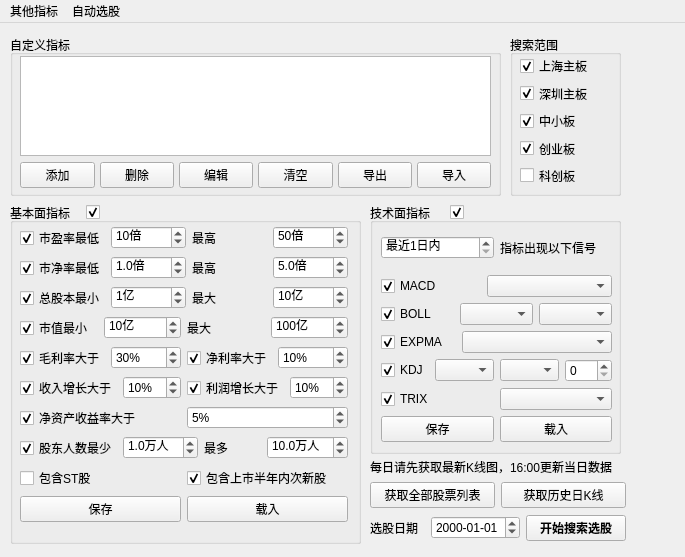
victor647/QuantumStockTrade, file QtDesign/StockFinder.ui: the form before one commit.
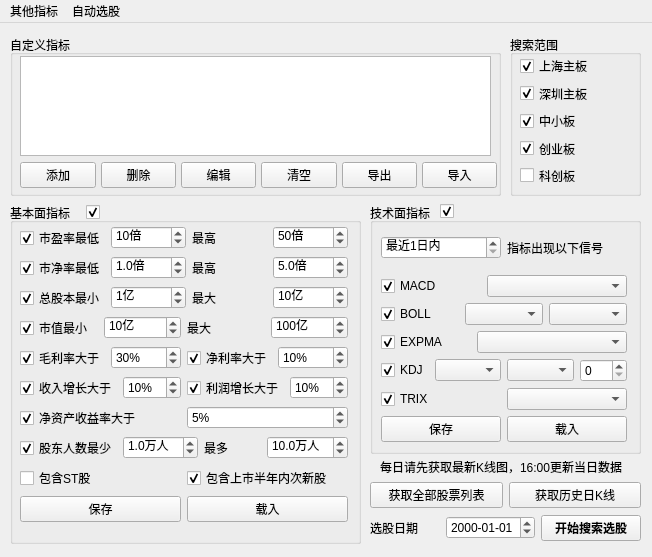
The form after the commit.

Patch:
```diff
--- a/QtDesign/StockFinder.ui
+++ b/QtDesign/StockFinder.ui
@@ -6,7 +6,7 @@
    <rect>
     <x>0</x>
     <y>0</y>
-    <width>685</width>
+    <width>652</width>
     <height>557</height>
    </rect>
   </property>
@@ -19,7 +19,7 @@
      <rect>
       <x>510</x>
       <y>12</y>
-      <width>111</width>
+      <width>131</width>
       <height>161</height>
      </rect>
     </property>
@@ -167,7 +167,7 @@
       <rect>
        <x>10</x>
        <y>127</y>
-       <width>471</width>
+       <width>477</width>
        <height>27</height>
       </rect>
      </property>
@@ -923,7 +923,7 @@
      <rect>
       <x>370</x>
       <y>180</y>
-      <width>251</width>
+      <width>271</width>
       <height>251</height>
      </rect>
     </property>
@@ -940,7 +940,7 @@
       <rect>
        <x>11</x>
        <y>24</y>
-       <width>231</width>
+       <width>246</width>
        <height>215</height>
       </rect>
      </property>
@@ -1149,8 +1149,8 @@
    <widget class="QCheckBox" name="cbxTechnicalCriteriasEnabled">
     <property name="geometry">
      <rect>
-      <x>450</x>
-      <y>181</y>
+      <x>440</x>
+      <y>180</y>
       <width>21</width>
       <height>16</height>
      </rect>
@@ -1193,7 +1193,7 @@
    <widget class="QLabel" name="lblGetStockReminder">
     <property name="geometry">
      <rect>
-      <x>370</x>
+      <x>380</x>
       <y>431</y>
       <width>243</width>
       <height>25</height>
@@ -1214,7 +1214,7 @@
      <rect>
       <x>370</x>
       <y>458</y>
-      <width>256</width>
+      <width>271</width>
       <height>62</height>
      </rect>
     </property>
@@ -1307,8 +1307,8 @@
     <rect>
      <x>0</x>
      <y>0</y>
-     <width>685</width>
-     <height>23</height>
+     <width>652</width>
+     <height>22</height>
     </rect>
    </property>
    <widget class="QMenu" name="mnuOtherCriterias">
```
